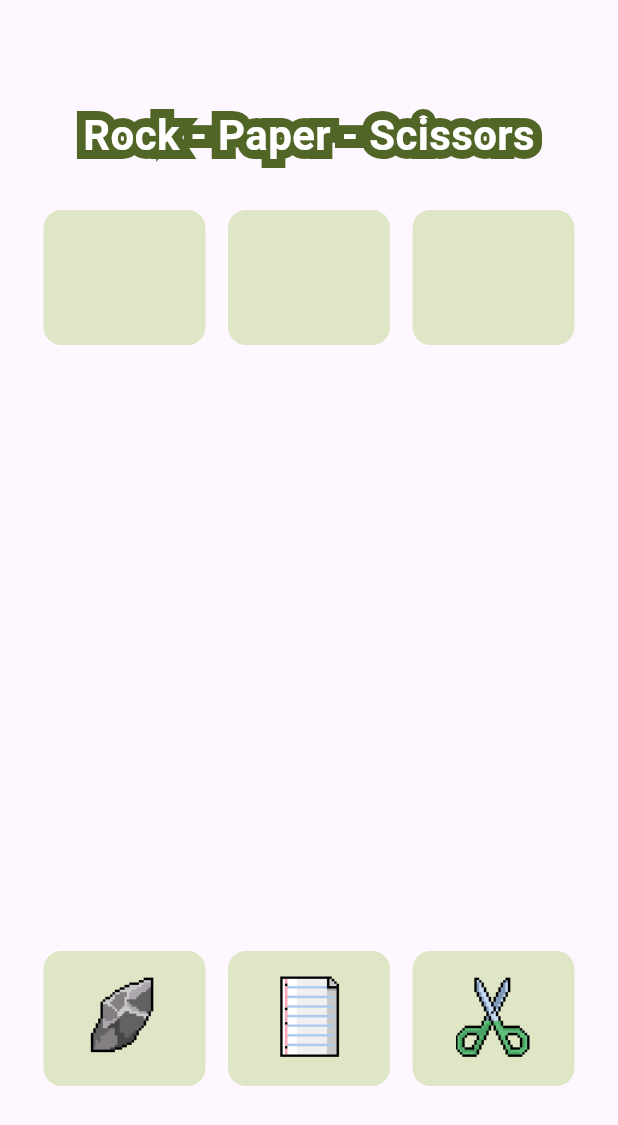
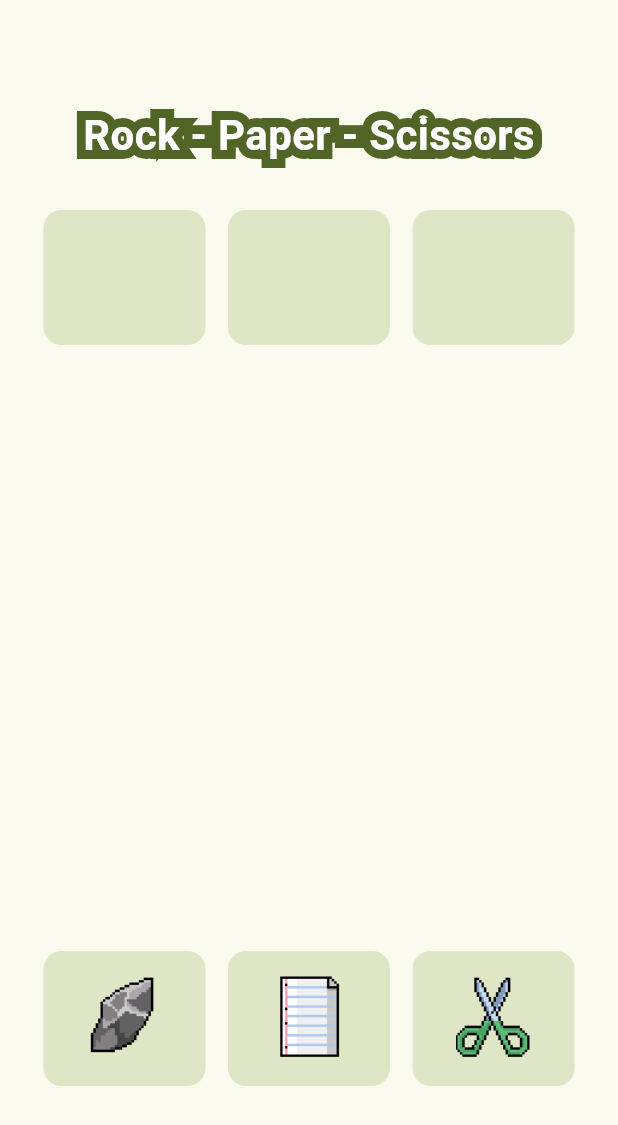
Before and after one commit to abdyevas/Flutter_Rock_Paper_Scissors, a Flutter app: the screen it shows after launch, on a phone screen of 412 x 824 dp. Shown: the top 1125 px of the screen. Run offline on Flutter 3.47's test engine with Material 3 defaults, Android fonts, the phone set to English and light mode, and no system bars; our stand-ins replace google_fonts.

Commit message:
add bg color

```diff
--- a/rock_paper_scissors/lib/game_screen.dart
+++ b/rock_paper_scissors/lib/game_screen.dart
@@ -14,8 +14,14 @@ class GameScreen extends StatefulWidget {
 class _GameScreen extends State<GameScreen> {
   @override
   Widget build(BuildContext context) {
-    return const Scaffold(
-      body: Column(
+    return Scaffold(
+      body: Stack(
+        children: [
+          Container(
+            decoration:
+                BoxDecoration(color: Theme.of(context).colorScheme.background),
+          ),
+          const Column(
             children: [
               SizedBox(height: 70),
               StyledText(text: 'Rock - Paper - Scissors'),
@@ -57,6 +63,8 @@ class _GameScreen extends State<GameScreen> {
               ),
             ],
           ),
+        ],
+      ),
     );
   }
 }
```
Lines whose indentation alone changed are shown as unchanged.
